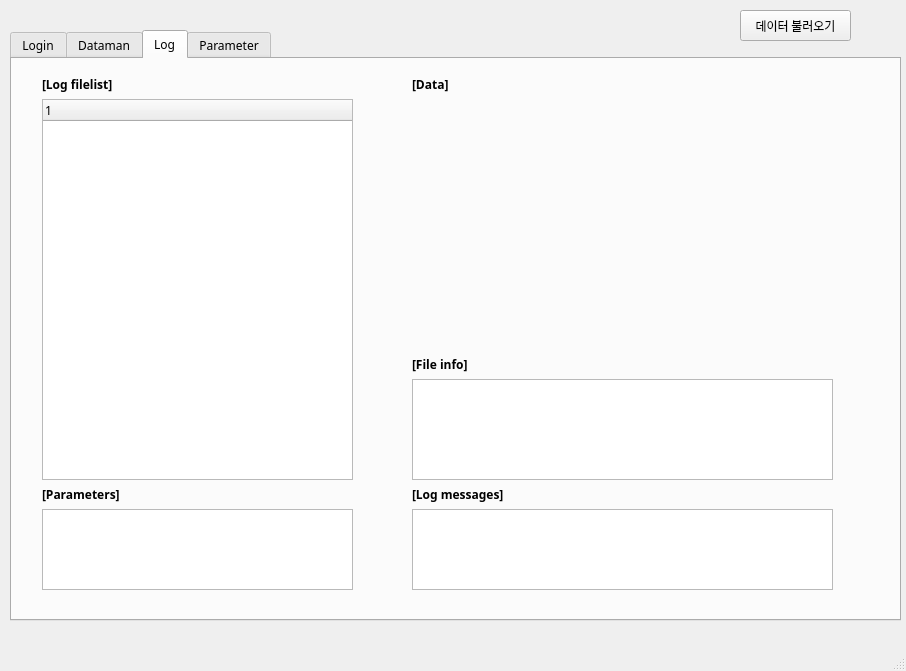
Above: ui/PX4Forensic.ui from khu-mesl-348/PX4Forensic before the change. Below: the same form after it.
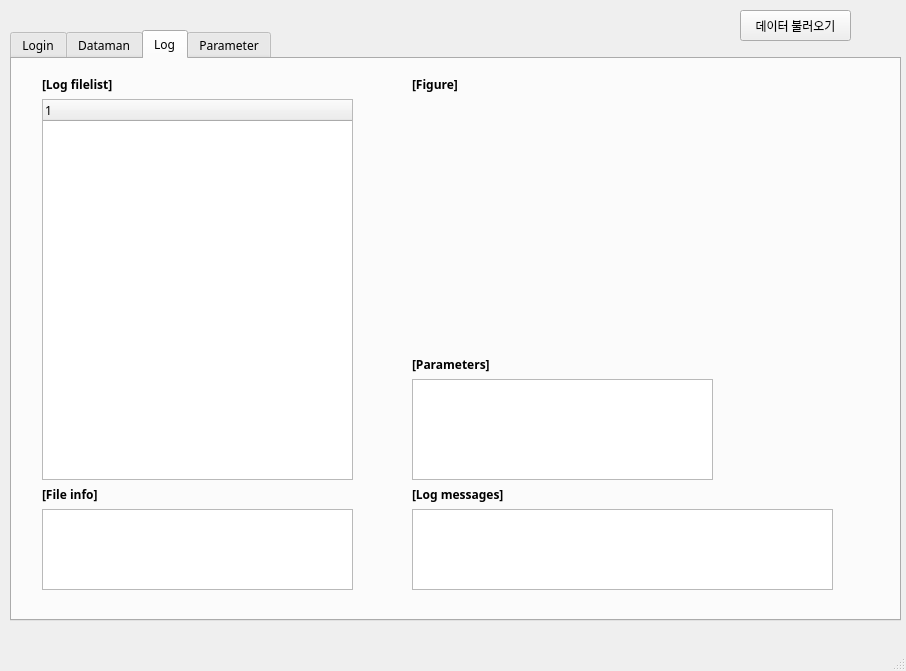
That is the form after the change. The open tabs and pages were chosen to show the change.

Patch:
```diff
--- a/ui/PX4Forensic.ui
+++ b/ui/PX4Forensic.ui
@@ -482,18 +482,18 @@
      <widget class="QTableWidget" name="tableWidget_file_log">
       <property name="geometry">
        <rect>
-        <x>400</x>
-        <y>320</y>
-        <width>421</width>
-        <height>101</height>
+        <x>30</x>
+        <y>450</y>
+        <width>311</width>
+        <height>81</height>
        </rect>
       </property>
      </widget>
      <widget class="QLabel" name="label_7">
       <property name="geometry">
        <rect>
-        <x>400</x>
-        <y>290</y>
+        <x>30</x>
+        <y>420</y>
         <width>91</width>
         <height>31</height>
        </rect>
@@ -526,24 +526,14 @@
        </font>
       </property>
       <property name="text">
-       <string>[Data]</string>
-      </property>
-     </widget>
-     <widget class="QTableWidget" name="tableWidget_log_params">
-      <property name="geometry">
-       <rect>
-        <x>30</x>
-        <y>450</y>
-        <width>311</width>
-        <height>81</height>
-       </rect>
+       <string>[Figure]</string>
       </property>
      </widget>
      <widget class="QLabel" name="label_9">
       <property name="geometry">
        <rect>
-        <x>30</x>
-        <y>420</y>
+        <x>400</x>
+        <y>290</y>
         <width>91</width>
         <height>31</height>
        </rect>
@@ -615,6 +605,16 @@
        </property>
       </column>
      </widget>
+     <widget class="QTableWidget" name="tableWidget_log_params">
+      <property name="geometry">
+       <rect>
+        <x>400</x>
+        <y>320</y>
+        <width>301</width>
+        <height>101</height>
+       </rect>
+      </property>
+     </widget>
     </widget>
     <widget class="QWidget" name="tab_3">
      <attribute name="title">
```
Left out of the diff: 2 changed lines with no effect on the pictures.
